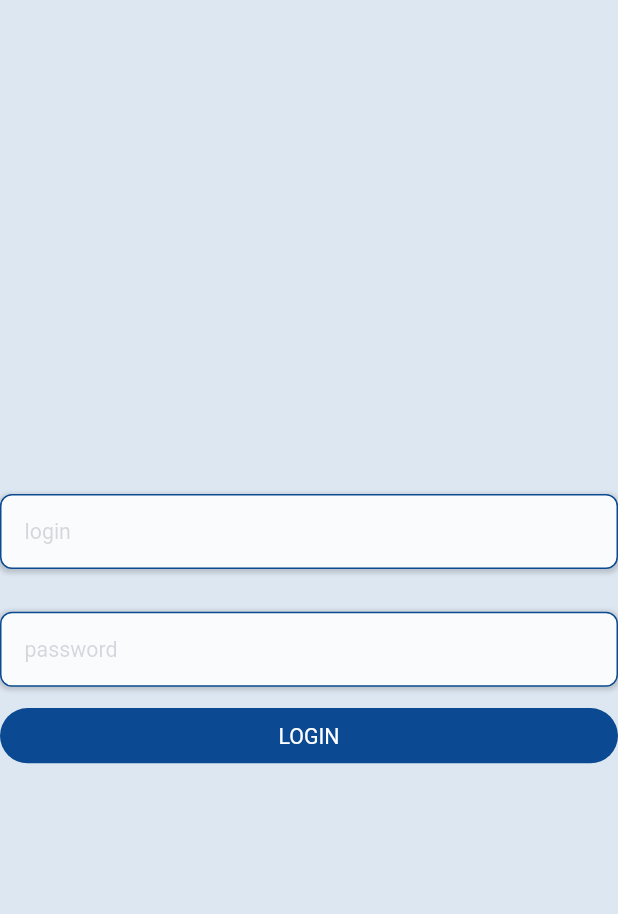
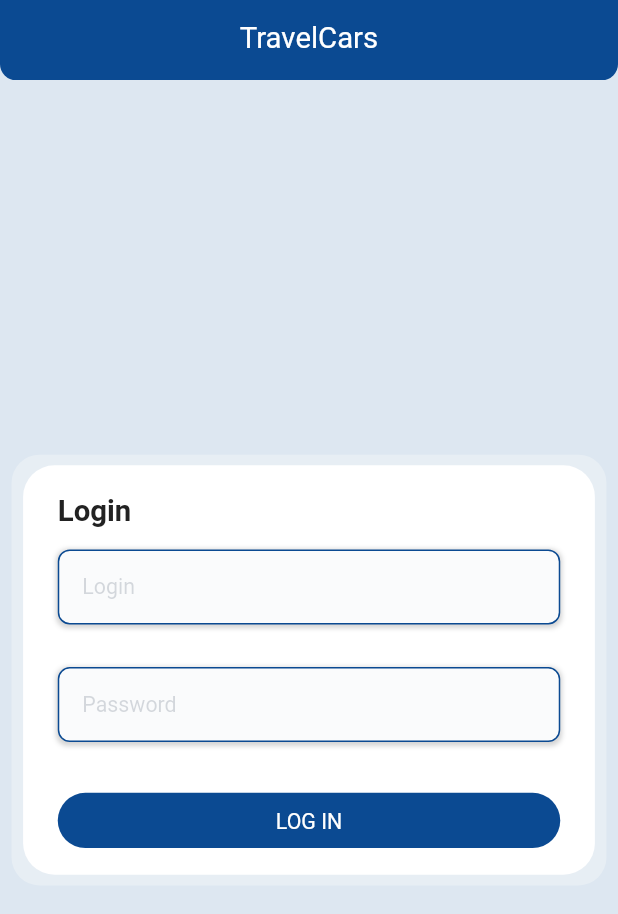
Before and after one commit to smarts-uz/flutter_travelcars_driver, a Flutter app: the screen it shows after launch, on a phone screen of 412 x 824 dp. Shown: the top 914 px of the screen. Run offline on Flutter 3.47's test engine with Material 2 defaults, Android fonts, the phone set to English and light mode, and no system bars; our stand-ins replace animated_bottom_navigation_bar, auto_size_text, rxdart, shared_preferences, table_calendar; missing offline and left inert: circular_reveal_animation.

Commit message:
add login pages

```diff
--- a/lib/src/api/api_provider.dart
+++ b/lib/src/api/api_provider.dart
@@ -14,10 +14,7 @@ class ApiProver {
     data,
     bool newVersion,
   ) async {
-    print(url);
-    print(data);
     var header = await _header(newVersion);
-    print(header);
     try {
       http.Response response = await http
           .post(
--- a/lib/src/ui/login/login_screen.dart
+++ b/lib/src/ui/login/login_screen.dart
@@ -1,16 +1,12 @@
-import 'dart:convert';
-
-import 'package:flutter/cupertino.dart';
 import 'package:flutter/material.dart';
 import 'package:flutter_travelcars_driver/src/api/repository.dart';
 import 'package:flutter_travelcars_driver/src/bloc/home_bloc.dart';
-import 'package:flutter_travelcars_driver/src/model/api_model/home_model.dart';
 import 'package:flutter_travelcars_driver/src/model/api_model/http_result.dart';
 import 'package:flutter_travelcars_driver/src/theme/app_theme.dart';
 import 'package:flutter_travelcars_driver/src/ui/main/main_screen.dart';
 import 'package:flutter_travelcars_driver/src/utils/center_dialog/center_dialog.dart';
 import 'package:flutter_travelcars_driver/src/widgets/profile_widget.dart';
-import 'package:shared_preferences/shared_preferences.dart';
+import '../../utils/utils.dart';
 
 class LoginScreen extends StatefulWidget {
   const LoginScreen({Key? key}) : super(key: key);
@@ -23,48 +19,158 @@ class _LoginScreenState extends State<LoginScreen> {
   final TextEditingController _loginController = TextEditingController();
   final TextEditingController _passwordController = TextEditingController();
   Repository repository = Repository();
+  bool value = false;
 
   @override
   Widget build(BuildContext context) {
+    double h = Utils.height(context);
+    double w = Utils.width(context);
     return Scaffold(
       backgroundColor: AppTheme.bgColor,
+      appBar: PreferredSize(
+        preferredSize: Size.zero,
+        child: AppBar(
+          elevation: 0,
+          backgroundColor: AppTheme.blue,
+        ),
+      ),
       body: Column(
-        mainAxisAlignment: MainAxisAlignment.center,
         children: [
+          Container(
+            height: 60 * h,
+            width: MediaQuery.of(context).size.width,
+            decoration: BoxDecoration(
+              borderRadius: BorderRadius.only(
+                bottomLeft: Radius.circular(12 * h),
+                bottomRight: Radius.circular(12 * h),
+              ),
+              color: AppTheme.blue,
+            ),
+            child: Center(
+              child: Text(
+                "TravelCars",
+                style: TextStyle(
+                    fontWeight: FontWeight.normal,
+                    fontSize: 22 * h,
+                    height: 26 / 22 * h,
+                    color: AppTheme.white),
+              ),
+            ),
+          ),
+          const Spacer(),
+          Container(
+            width: MediaQuery.of(context).size.width,
+            margin: EdgeInsets.only(
+              left: 8 * w,
+              right: 8 * w,
+              top: 16,
+            ),
+            padding: EdgeInsets.symmetric(horizontal: 8 * w, vertical: 8 * h),
+            decoration: BoxDecoration(
+              borderRadius: BorderRadius.circular(21 * h),
+              color: AppTheme.lightGray,
+            ),
+            child: Container(
+              padding:
+                  EdgeInsets.symmetric(horizontal: 24 * w, vertical: 20 * h),
+              decoration: BoxDecoration(
+                borderRadius: BorderRadius.circular(21),
+                color: AppTheme.white,
+              ),
+              child: Column(
+                crossAxisAlignment: CrossAxisAlignment.start,
+                children: [
+                  Text(
+                    "Login",
+                    textAlign: TextAlign.start,
+                    style: TextStyle(
+                      fontFamily: AppTheme.fontFamily,
+                      fontWeight: FontWeight.w600,
+                      fontStyle: FontStyle.normal,
+                      fontSize: 22 * h,
+                      height: 1.38 * h,
+                      color: AppTheme.black,
+                    ),
+                  ),
                   getTextEditController(
                     context,
                     _loginController,
-            "login",
+                    "Login",
                   ),
                   getTextEditController(
                     context,
                     _passwordController,
-            "password",
+                    "Password",
                   ),
-          getButtonProfile(
-            context,
-            "Login",
-            (on) async {
-              int k = await homeBloc.setLogin(
+                  SizedBox(
+                    height: 22 * h,
+                  ),
+                  GestureDetector(
+                    onTap: () async {
+                      setState(() {
+                        value = true;
+                      });
+                      HttpResult k = await homeBloc.setLogin(
                         _loginController.text,
                         _passwordController.text,
                       );
-              if (k == -1) {
-                CenterDialog.simpleCenterDialog(
-                  context,
-                  "Error",
-                  "No internet connection.",
-                );
-              } else {
+                      value = false;
+                      setState(() {});
+                      print(k.result);
+                      print(k.isSuccess);
+                      print(k.statusCode);
+                      if (k.statusCode >= 200 || k.statusCode <= 400) {
                         Navigator.pushReplacement(
                           context,
                           MaterialPageRoute(
                             builder: (context) => const MainScreen(),
                           ),
                         );
+                      } else if (k.statusCode == -1) {
+                        CenterDialog.simpleCenterDialog(
+                          context,
+                          "Error",
+                          "Internet ulanishini tekshiring!",
+                        );
+                      } else {
+                        CenterDialog.simpleCenterDialog(
+                          context,
+                          "Error",
+                          "${k.result}",
+                        );
                       }
                     },
+                    child: Container(
+                      width: MediaQuery.of(context).size.width,
+                      padding: EdgeInsets.symmetric(vertical: 10 * h),
+                      decoration: BoxDecoration(
+                        borderRadius: BorderRadius.circular(40),
+                        color: AppTheme.blue,
                       ),
+                      child: !value
+                          ? Center(
+                              child: Text(
+                                "Log In".toUpperCase(),
+                                style: TextStyle(
+                                  fontFamily: AppTheme.fontFamily,
+                                  fontWeight: FontWeight.normal,
+                                  fontStyle: FontStyle.normal,
+                                  fontSize: 16 * h,
+                                  height: 24 / 16 * h,
+                                  color: AppTheme.white,
+                                ),
+                              ),
+                            )
+                          : const Center(
+                              child: CircularProgressIndicator(),
+                            ),
+                    ),
+                  ),
+                ],
+              ),
+            ),
+          ),
+          const Spacer(),
         ],
       ),
     );
--- a/lib/src/ui/main/home/home_screen.dart
+++ b/lib/src/ui/main/home/home_screen.dart
@@ -81,7 +81,6 @@ class _HomeScreenState extends State<HomeScreen> {
             ),
           ),
           Container(
-            height: 150 * h,
             width: MediaQuery.of(context).size.width,
             margin: EdgeInsets.symmetric(horizontal: 20 * w, vertical: 20 * h),
             padding: EdgeInsets.symmetric(horizontal: 12 * w, vertical: 10 * h),
@@ -107,7 +106,9 @@ class _HomeScreenState extends State<HomeScreen> {
                 SizedBox(
                   height: 10 * h,
                 ),
-                Expanded(
+                Container(
+                  height: 120,
+                  padding: EdgeInsets.symmetric(vertical: 12),
                   child: ListView.builder(
                     scrollDirection: Axis.horizontal,
                     itemCount: data.length,
--- a/lib/src/widgets/profile_widget.dart
+++ b/lib/src/widgets/profile_widget.dart
@@ -1,6 +1,5 @@
 import 'package:flutter/material.dart';
 import 'package:flutter_travelcars_driver/src/theme/app_theme.dart';
-
 import '../utils/utils.dart';
 
 Widget getTextController(
```
Also changed, not shown: lib/src/bloc/home_bloc.dart (+14 -4 lines), lib/src/utils/center_dialog/center_dialog.dart (+45 -4 lines). Lines whose indentation alone changed are shown as unchanged.
